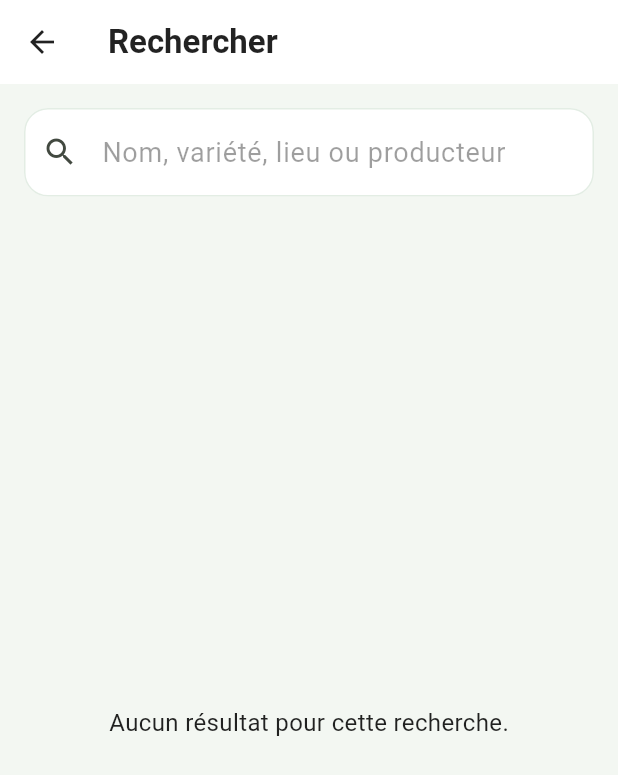
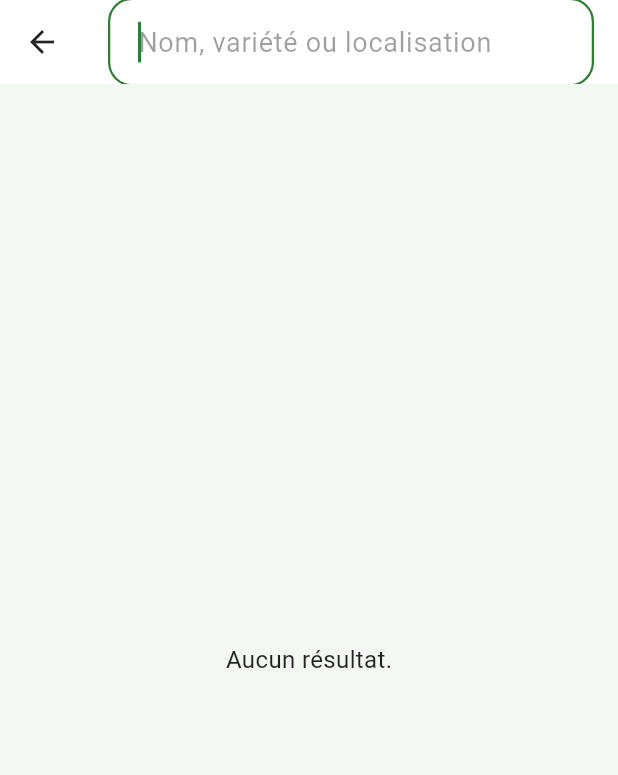
Before and after one commit to hol-K/farmhub, a Flutter app: the ProductSearchScreen screen opened by its route, on a phone screen of 412 x 824 dp. Shown: the top 775 px of the screen. Run offline on Flutter 3.47's test engine with Material 3 defaults, Android fonts, the phone set to English and light mode, and no system bars; our stand-ins replace cloud_firestore, connectivity_plus, firebase_auth, firebase_core, firebase_storage, flutter_image_compress and 3 more; accounts and stored records are empty; generated files the repository leaves out were written again.

Commit message:
feat(buyer): implement product search screen with shared filter

```diff
--- a/lib/features/buyer/screens/product_search_screen.dart
+++ b/lib/features/buyer/screens/product_search_screen.dart
@@ -2,19 +2,23 @@ import 'package:flutter/material.dart';
 import 'package:flutter_riverpod/flutter_riverpod.dart';
 import 'package:go_router/go_router.dart';
 
-import '../product_filters.dart';
+import '../../../core/providers/connectivity_provider.dart';
 import '../../producer/providers.dart';
 import '../../producer/widgets/product_card.dart';
+import '../../producer/widgets/sync_badge.dart';
+import '../product_filters.dart';
 
 class ProductSearchScreen extends ConsumerStatefulWidget {
   const ProductSearchScreen({super.key});
 
   @override
-  ConsumerState<ProductSearchScreen> createState() => _ProductSearchScreenState();
+  ConsumerState<ProductSearchScreen> createState() =>
+      _ProductSearchScreenState();
 }
 
 class _ProductSearchScreenState extends ConsumerState<ProductSearchScreen> {
   final _controller = TextEditingController();
+  String _query = '';
 
   @override
   void dispose() {
@@ -24,43 +28,61 @@ class _ProductSearchScreenState extends ConsumerState<ProductSearchScreen> {
 
   @override
   Widget build(BuildContext context) {
-    final products = ref.watch(allProductsProvider);
-    final query = _controller.text;
-
-    final filtered = products.when(
-      loading: () => const <dynamic>[],
-      error: (error, stackTrace) => const <dynamic>[],
-      data: (items) => filterProductsByQuery(items, query),
-    );
+    final productsAsync = ref.watch(allProductsProvider);
+    final online = ref.watch(connectivityProvider).value ?? true;
 
     return Scaffold(
-      appBar: AppBar(title: const Text('Rechercher')),
+      appBar: AppBar(
+        title: TextField(
+          controller: _controller,
+          autofocus: true,
+          onChanged: (v) => setState(() => _query = v),
+          decoration: const InputDecoration(
+            hintText: 'Nom, variété ou localisation',
+            border: InputBorder.none,
+          ),
+        ),
+        actions: [
+          if (_query.isNotEmpty)
+            IconButton(
+              icon: const Icon(Icons.clear),
+              onPressed: () {
+                _controller.clear();
+                setState(() => _query = '');
+              },
+            ),
+        ],
+      ),
       body: Column(
         children: [
-          Padding(
-            padding: const EdgeInsets.fromLTRB(16, 16, 16, 8),
-            child: TextField(
-              controller: _controller,
-              decoration: const InputDecoration(
-                hintText: 'Nom, variété, lieu ou producteur',
-                prefixIcon: Icon(Icons.search),
-                border: OutlineInputBorder(),
-              ),
-              onChanged: (_) => setState(() {}),
+          if (!online) const OfflineBanner(),
+          Expanded(
+            child: productsAsync.when(
+              loading: () => const Center(child: CircularProgressIndicator()),
+              error: (e, _) => const Center(
+                  child: Text('Impossible de charger les produits.')),
+              data: (items) {
+                final results = filterProductsByQuery(items, _query);
+                if (results.isEmpty) {
+                  return const Center(child: Text('Aucun résultat.'));
+                }
+                return ListView.builder(
+                  padding: const EdgeInsets.all(16),
+                  itemCount: results.length,
+                  itemBuilder: (context, index) {
+                    final product = results[index];
+                    return Padding(
+                      padding: const EdgeInsets.only(bottom: 12),
+                      child: ProductCard(
+                        product: product,
+                        onTap: () =>
+                            context.push('/buyer/product/${product.id}'),
+                      ),
+                    );
+                  },
+                );
+              },
             ),
-          ),
-          Expanded(
-            child: filtered.isEmpty
-                ? const Center(child: Text('Aucun résultat pour cette recherche.'))
-                : ListView.separated(
-                    padding: const EdgeInsets.fromLTRB(16, 8, 16, 16),
-                    itemCount: filtered.length,
-                    separatorBuilder: (context, index) => const SizedBox(height: 12),
-                    itemBuilder: (context, index) => ProductCard(
-                      product: filtered[index],
-                      onTap: () => context.push('/buyer/product/${filtered[index].id}'),
-                    ),
-                  ),
           ),
         ],
       ),
```
